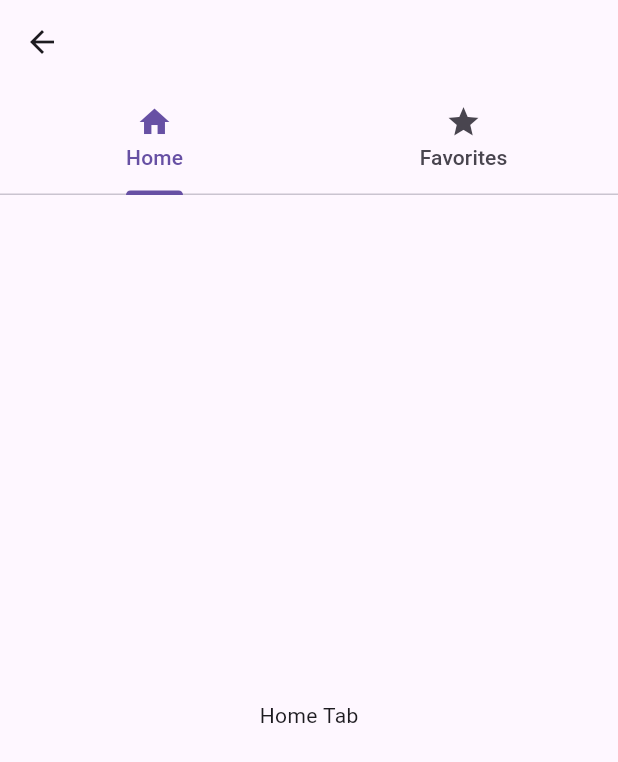
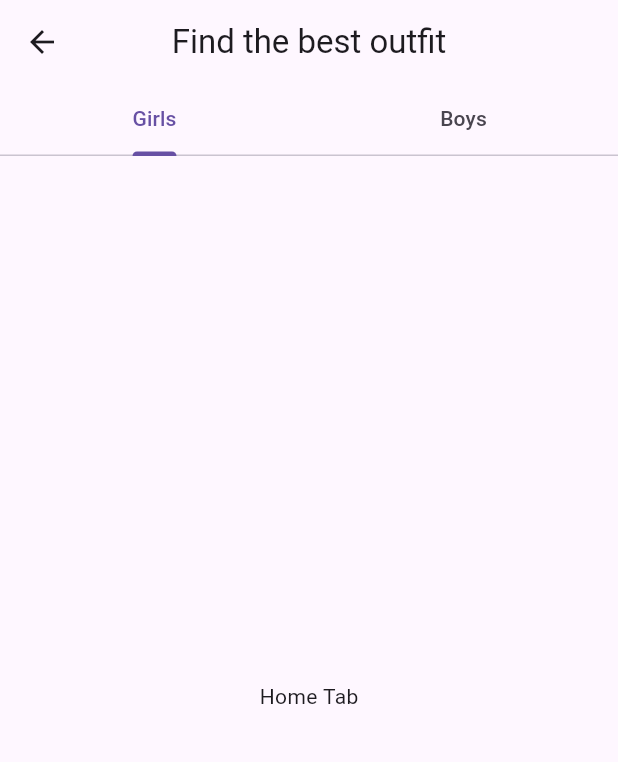
Before and after one commit to sohasara/E-Commerce-App, a Flutter app: the DressPage screen opened directly, on a phone screen of 412 x 824 dp. Shown: the top 762 px of the screen. Run offline on Flutter 3.47's test engine with Material 3 defaults, Android fonts, the phone set to English and light mode, and no system bars; our stand-ins replace flutter_riverpod.

Commit message:
modify app bar

```diff
--- a/lib/feature/presentation/pages/detailes_page/dress.dart
+++ b/lib/feature/presentation/pages/detailes_page/dress.dart
@@ -9,10 +9,14 @@ class DressPage extends StatelessWidget {
       length: 2,
       child: Scaffold(
         appBar: AppBar(
+          centerTitle: true,
+          title: const Text('Find the best outfit'),
           bottom: const TabBar(
             tabs: [
-              Tab(icon: Icon(Icons.home), text: 'Home'),
-              Tab(icon: Icon(Icons.star), text: 'Favorites'),
+              Tab(
+                text: 'Girls',
+              ),
+              Tab(text: 'Boys'),
             ],
           ),
         ),
```
